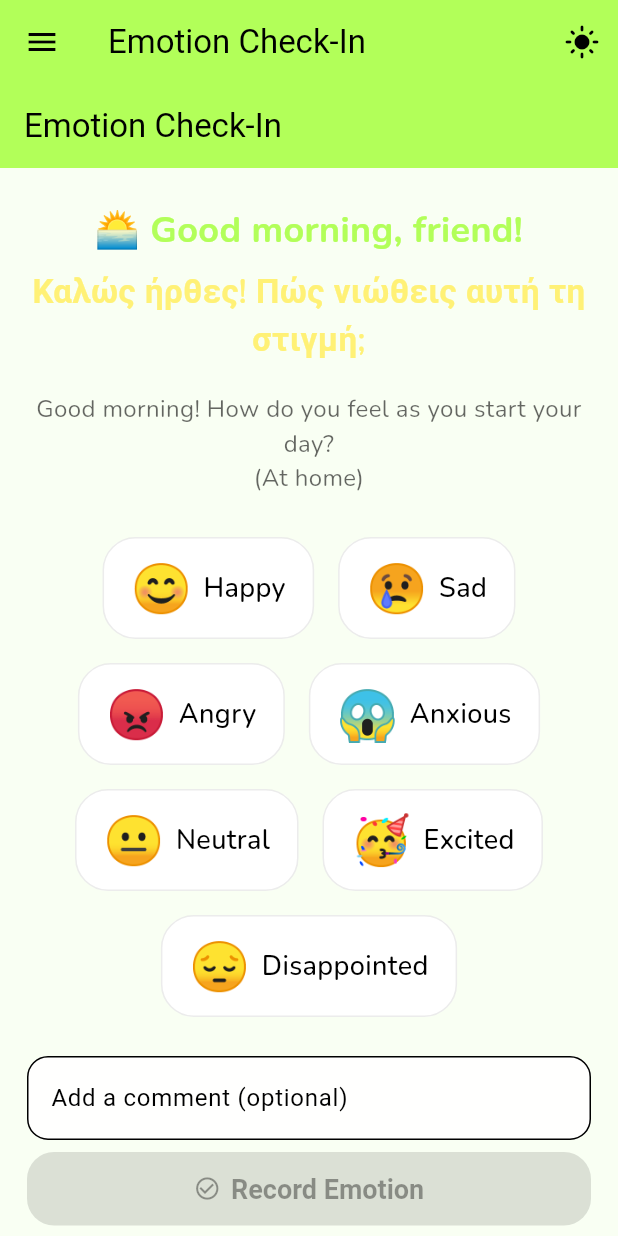
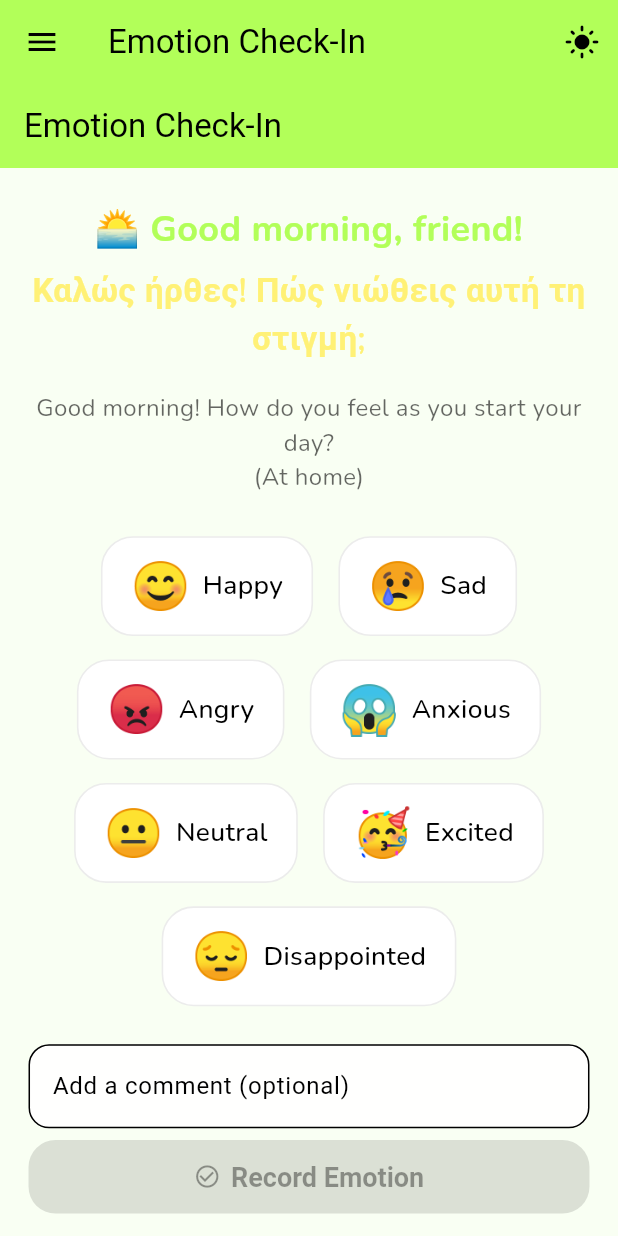
Before and after one commit to SynaestheticSynthesis/CompAnIon, a Flutter app: the screen it shows after launch, on a phone screen of 412 x 824 dp. Run offline on Flutter 3.47's test engine with Material 3 defaults, Android fonts, the phone set to English and light mode, and no system bars; our stand-ins replace flutter_screenutil, font_awesome_flutter, geolocator, google_fonts, share_plus, shared_preferences.

Commit message:
feat: Integrate flutter_screenutil for responsive design across Emotion Check-In and main app

```diff
--- a/lib/features/emotion_check_in/emotion_check_in_screen.dart
+++ b/lib/features/emotion_check_in/emotion_check_in_screen.dart
@@ -9,6 +9,7 @@ import '../../core/logic/context_signals.dart';
 import '../../core/emotion_hierarchy.dart';
 import 'package:google_fonts/google_fonts.dart';
 import '../../l10n/app_localizations.dart';
+import 'package:flutter_screenutil/flutter_screenutil.dart';
 
 /// EmotionCheckInScreen
 /// A simple screen where the user can select and record their current emotion.
@@ -373,7 +374,7 @@ class _EmotionCheckInScreenState extends State<EmotionCheckInScreen> with Single
         backgroundColor: theme.colorScheme.primary,
       ),
       body: SingleChildScrollView(
-        padding: const EdgeInsets.symmetric(horizontal: 18, vertical: 24),
+        padding: EdgeInsets.symmetric(horizontal: 18.w, vertical: 24.h),
         child: Column(
           crossAxisAlignment: CrossAxisAlignment.stretch,
           children: [
@@ -421,12 +422,15 @@ class _EmotionCheckInScreenState extends State<EmotionCheckInScreen> with Single
             const SizedBox(height: 28),
             // Animated emotion selection
             Wrap(
-              spacing: 16,
-              runSpacing: 16,
+              spacing: 16.w,
+              runSpacing: 16.h,
               alignment: WrapAlignment.center,
               children: _emotions.map((emotion) {
                 final isSelected = _selectedEmotion == emotion;
-                return GestureDetector(
+                return Semantics(
+                  label: 'Emotion: ${emotion.split(' ').last}',
+                  selected: isSelected,
+                  child: GestureDetector(
                     onTap: () {
                       setState(() {
                         _selectedEmotion = emotion;
@@ -439,24 +443,24 @@ class _EmotionCheckInScreenState extends State<EmotionCheckInScreen> with Single
                       curve: Curves.elasticOut,
                       child: AnimatedContainer(
                         duration: const Duration(milliseconds: 250),
-                      padding: const EdgeInsets.symmetric(horizontal: 18, vertical: 10),
+                        padding: EdgeInsets.symmetric(horizontal: 18.w, vertical: 10.h),
                         decoration: BoxDecoration(
                           color: isSelected
                               ? theme.colorScheme.secondary.withOpacity(0.18)
                               : theme.cardColor,
-                        borderRadius: BorderRadius.circular(22),
+                          borderRadius: BorderRadius.circular(22.r),
                           border: Border.all(
                             color: isSelected
                                 ? theme.colorScheme.secondary
                                 : Colors.grey.withOpacity(0.2),
-                          width: isSelected ? 2.2 : 1.0,
+                            width: isSelected ? 2.2.w : 1.0.w,
                           ),
                           boxShadow: isSelected
                               ? [
                                   BoxShadow(
                                     color: theme.colorScheme.secondary.withOpacity(0.18),
-                                  blurRadius: 12,
-                                  offset: const Offset(0, 4),
+                                    blurRadius: 12.r,
+                                    offset: Offset(0, 4.h),
                                   )
                                 ]
                               : [],
@@ -464,15 +468,18 @@ class _EmotionCheckInScreenState extends State<EmotionCheckInScreen> with Single
                         child: Row(
                           mainAxisSize: MainAxisSize.min,
                           children: [
-                          Text(
+                            Semantics(
+                              label: 'Emoji for ${emotion.split(' ').last}',
+                              child: Text(
                                 emotion.split(' ').first,
-                            style: const TextStyle(fontSize: 32),
+                                style: TextStyle(fontSize: 32.sp),
                               ),
-                          const SizedBox(width: 8),
+                            ),
+                            SizedBox(width: 8.w),
                             Text(
                               emotion.substring(emotion.indexOf(' ') + 1),
                               style: GoogleFonts.nunito(
-                              fontSize: 18,
+                                fontSize: 18.sp,
                                 fontWeight: isSelected ? FontWeight.bold : FontWeight.w500,
                                 color: isSelected
                                     ? theme.colorScheme.secondary
@@ -483,19 +490,20 @@ class _EmotionCheckInScreenState extends State<EmotionCheckInScreen> with Single
                         ),
                       ),
                     ),
+                  ),
                 );
               }).toList(),
             ),
-            const SizedBox(height: 18),
+            SizedBox(height: 18.h),
             // Comment input
             Padding(
-              padding: const EdgeInsets.symmetric(vertical: 8.0),
+              padding: EdgeInsets.symmetric(vertical: 8.h),
               child: TextField(
                 controller: _commentController,
                 decoration: InputDecoration(
                   labelText: loc.addCommentOptional,
                   border: OutlineInputBorder(
-                    borderRadius: BorderRadius.circular(14),
+                    borderRadius: BorderRadius.circular(14.r),
                   ),
                   filled: true,
                   fillColor: theme.cardColor.withOpacity(0.95),
--- a/lib/main.dart
+++ b/lib/main.dart
@@ -1,6 +1,7 @@
 import 'package:flutter/material.dart';
 import 'package:flutter_localizations/flutter_localizations.dart';
 import 'package:intl/intl.dart';
+import 'package:flutter_screenutil/flutter_screenutil.dart';
 import 'features/emotion_check_in/emotion_check_in_screen.dart';
 import 'features/reflection/reflection_screen.dart';
 import '../modules/remember_me/remember_me_screen.dart';
@@ -87,7 +88,11 @@ class _CompAnIonAppState extends State<CompAnIonApp> {
       ),
     ];
 
-    return AnimatedTheme(
+    // Wrap MaterialApp with ScreenUtilInit for responsive scaling
+    return ScreenUtilInit(
+      designSize: const Size(390, 844), // iPhone 12/13/14 base size, adjust as needed
+      minTextAdapt: true,
+      builder: (context, child) => AnimatedTheme(
         data: theme,
         duration: const Duration(milliseconds: 400),
         curve: Curves.easeInOutCubic,
@@ -194,6 +199,6 @@ class _CompAnIonAppState extends State<CompAnIonApp> {
             ),
           ),
         ),
-    );
+      ));
   }
 }
--- a/pubspec.yaml
+++ b/pubspec.yaml
@@ -32,6 +32,7 @@ dependencies:
     sdk: flutter
   flutter_localizations:
     sdk: flutter
+  flutter_screenutil: ^5.9.3
   provider: ^6.0.0
   cupertino_icons: ^1.0.8
   path_provider: ^2.1.5
```
Also changed, not shown: pubspec.lock. Lines whose indentation alone changed are shown as unchanged.
